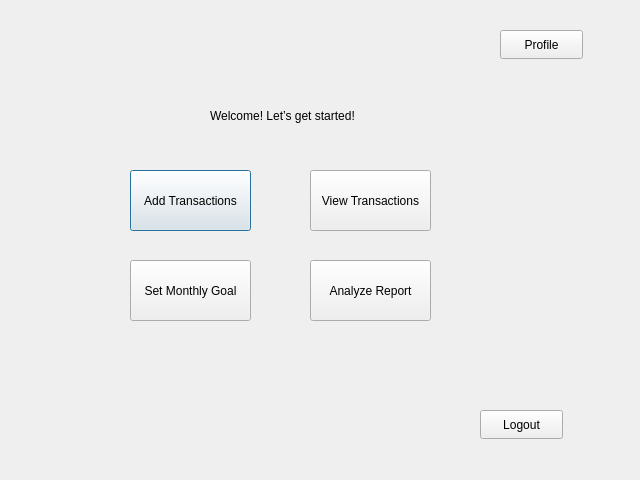
Before: the Qt Designer form homepage.ui in aasishhumagain/BudgetBuddy, drawn with Qt 5.
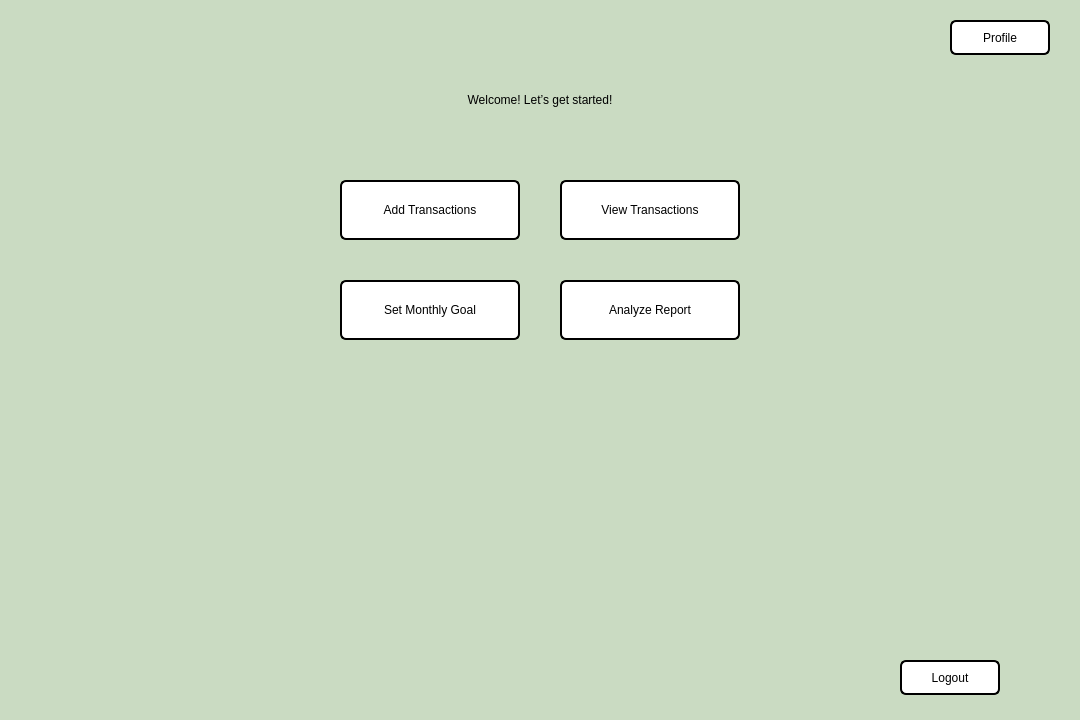
After: the same form once the commit is applied.

```diff
--- a/homepage.ui
+++ b/homepage.ui
@@ -6,104 +6,187 @@
    <rect>
     <x>0</x>
     <y>0</y>
-    <width>640</width>
-    <height>480</height>
+    <width>1080</width>
+    <height>720</height>
    </rect>
   </property>
   <property name="windowTitle">
-   <string>Dialog</string>
+   <string>BudgetBuddy - Home</string>
   </property>
+  <property name="styleSheet">
+   <string notr="true">
+    background-color: rgb(202, 219, 194);
+   </string>
+  </property>
+
+  <!-- Title -->
   <widget class="QLabel" name="labelTitle">
    <property name="geometry">
     <rect>
-     <x>210</x>
-     <y>100</y>
-     <width>201</width>
-     <height>31</height>
+     <x>390</x>
+     <y>80</y>
+     <width>300</width>
+     <height>40</height>
     </rect>
    </property>
    <property name="text">
     <string>Welcome! Let’s get started!</string>
    </property>
+   <property name="alignment">
+    <set>Qt::AlignCenter</set>
+   </property>
+   <property name="styleSheet">
+    <string notr="true">
+     font: 600 18pt "Segoe UI";
+     color: rgb(0, 0, 0);
+   </string>
+   </property>
   </widget>
+
+  <!-- Add Transaction -->
   <widget class="QPushButton" name="buttonAddTransaction">
    <property name="geometry">
     <rect>
-     <x>130</x>
-     <y>170</y>
-     <width>121</width>
-     <height>61</height>
+     <x>340</x>
+     <y>180</y>
+     <width>180</width>
+     <height>60</height>
     </rect>
    </property>
    <property name="text">
     <string>Add Transactions</string>
    </property>
+   <property name="styleSheet">
+    <string notr="true">
+     font: 600 12pt "Segoe UI";
+     color: rgb(0, 0, 0);
+     background: white;
+     border: 2px solid black;
+     border-radius: 6px;
+   </string>
+   </property>
   </widget>
+
+  <!-- View Transactions -->
+  <widget class="QPushButton" name="buttonViewTransaction">
+   <property name="geometry">
+    <rect>
+     <x>560</x>
+     <y>180</y>
+     <width>180</width>
+     <height>60</height>
+    </rect>
+   </property>
+   <property name="text">
+    <string>View Transactions</string>
+   </property>
+   <property name="styleSheet">
+    <string notr="true">
+     font: 600 12pt "Segoe UI";
+     color: rgb(0, 0, 0);
+     background: white;
+     border: 2px solid black;
+     border-radius: 6px;
+   </string>
+   </property>
+  </widget>
+
+  <!-- Set Monthly Goal -->
   <widget class="QPushButton" name="buttonSetGoal">
    <property name="geometry">
     <rect>
-     <x>130</x>
-     <y>260</y>
-     <width>121</width>
-     <height>61</height>
+     <x>340</x>
+     <y>280</y>
+     <width>180</width>
+     <height>60</height>
     </rect>
    </property>
    <property name="text">
     <string>Set Monthly Goal</string>
    </property>
+   <property name="styleSheet">
+    <string notr="true">
+     font: 600 12pt "Segoe UI";
+     color: rgb(0, 0, 0);
+     background: white;
+     border: 2px solid black;
+     border-radius: 6px;
+   </string>
+   </property>
   </widget>
+
+  <!-- Analyze Report -->
   <widget class="QPushButton" name="buttonAnalyzeReport">
    <property name="geometry">
     <rect>
-     <x>310</x>
-     <y>260</y>
-     <width>121</width>
-     <height>61</height>
+     <x>560</x>
+     <y>280</y>
+     <width>180</width>
+     <height>60</height>
     </rect>
    </property>
    <property name="text">
     <string>Analyze Report</string>
    </property>
-  </widget>
-  <widget class="QPushButton" name="buttonViewTransaction">
-   <property name="geometry">
-    <rect>
-     <x>310</x>
-     <y>170</y>
-     <width>121</width>
-     <height>61</height>
-    </rect>
+   <property name="styleSheet">
+    <string notr="true">
+     font: 600 12pt "Segoe UI";
+     color: rgb(0, 0, 0);
+     background: white;
+     border: 2px solid black;
+     border-radius: 6px;
+   </string>
    </property>
-   <property name="text">
-    <string>View Transactions</string>
-   </property>
   </widget>
+
+  <!-- Profile -->
   <widget class="QPushButton" name="buttonProfile">
    <property name="geometry">
     <rect>
-     <x>500</x>
-     <y>30</y>
-     <width>83</width>
-     <height>29</height>
+     <x>950</x>
+     <y>20</y>
+     <width>100</width>
+     <height>35</height>
     </rect>
    </property>
    <property name="text">
     <string>Profile</string>
    </property>
+   <property name="styleSheet">
+    <string notr="true">
+     font: 600 11pt "Segoe UI";
+     color: rgb(0, 0, 0);
+     background: white;
+     border: 2px solid black;
+     border-radius: 6px;
+   </string>
+   </property>
   </widget>
+
+  <!-- Logout -->
   <widget class="QPushButton" name="buttonLogout">
    <property name="geometry">
     <rect>
-     <x>480</x>
-     <y>410</y>
-     <width>83</width>
-     <height>29</height>
+     <x>900</x>
+     <y>660</y>
+     <width>100</width>
+     <height>35</height>
     </rect>
    </property>
    <property name="text">
     <string>Logout</string>
    </property>
+   <property name="styleSheet">
+    <string notr="true">
+     font: 600 11pt "Segoe UI";
+     color: rgb(0, 0, 0);
+     background: white;
+     border: 2px solid black;
+     border-radius: 6px;
+   </string>
+   </property>
   </widget>
+
  </widget>
  <resources/>
  <connections/>
```
